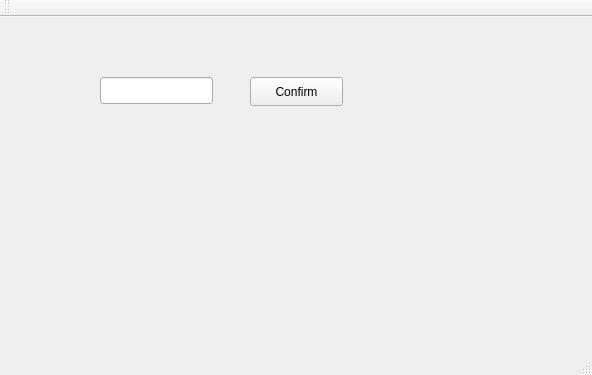
Qt form tItemEditer/MainWindow.ui (xcbaoca/tItemEditer) before a commit.
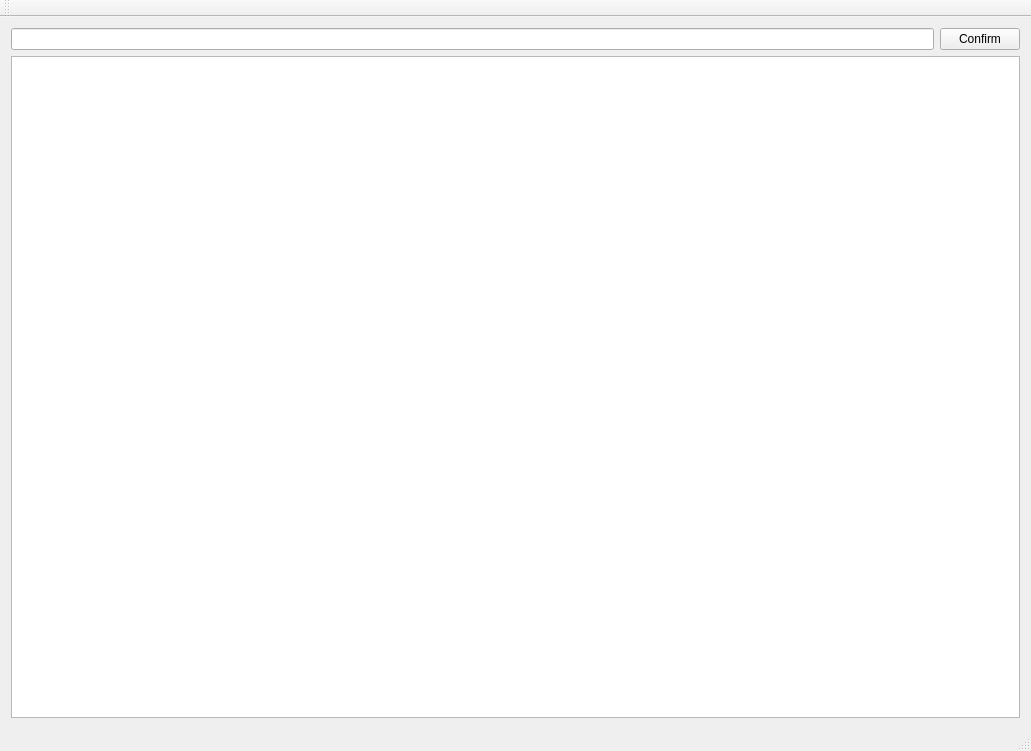
The same form after that commit.

Commit message: 添加Global类，item类，能够显示物品对应的wiki页面（Add the Global class and the item class, which can display the wiki page corresponding to the item）

What changed in the file:
```diff
--- a/tItemEditer/MainWindow.ui
+++ b/tItemEditer/MainWindow.ui
@@ -6,37 +6,33 @@
    <rect>
     <x>0</x>
     <y>0</y>
-    <width>592</width>
-    <height>375</height>
+    <width>1031</width>
+    <height>751</height>
    </rect>
   </property>
   <property name="windowTitle">
    <string>MainWindow</string>
   </property>
   <widget class="QWidget" name="centralWidget">
-   <widget class="QLineEdit" name="ledPid">
-    <property name="geometry">
-     <rect>
-      <x>100</x>
-      <y>60</y>
-      <width>113</width>
-      <height>27</height>
-     </rect>
-    </property>
-   </widget>
-   <widget class="QPushButton" name="pbtnConfirm">
-    <property name="geometry">
-     <rect>
-      <x>250</x>
-      <y>60</y>
-      <width>93</width>
-      <height>29</height>
-     </rect>
-    </property>
-    <property name="text">
-     <string>Confirm</string>
-    </property>
-   </widget>
+   <layout class="QVBoxLayout" name="verticalLayout">
+    <item>
+     <layout class="QHBoxLayout" name="horizontalLayout">
+      <item>
+       <widget class="QLineEdit" name="ledPid"/>
+      </item>
+      <item>
+       <widget class="QPushButton" name="pbtnConfirm">
+        <property name="text">
+         <string>Confirm</string>
+        </property>
+       </widget>
+      </item>
+     </layout>
+    </item>
+    <item>
+     <widget class="QTableWidget" name="tableWidget"/>
+    </item>
+   </layout>
   </widget>
   <widget class="QMenuBar" name="menuBar">
    <property name="geometry">
```
Left out of the diff: 4 changed lines with no effect on the pictures. The commit also changes 11 other files.
